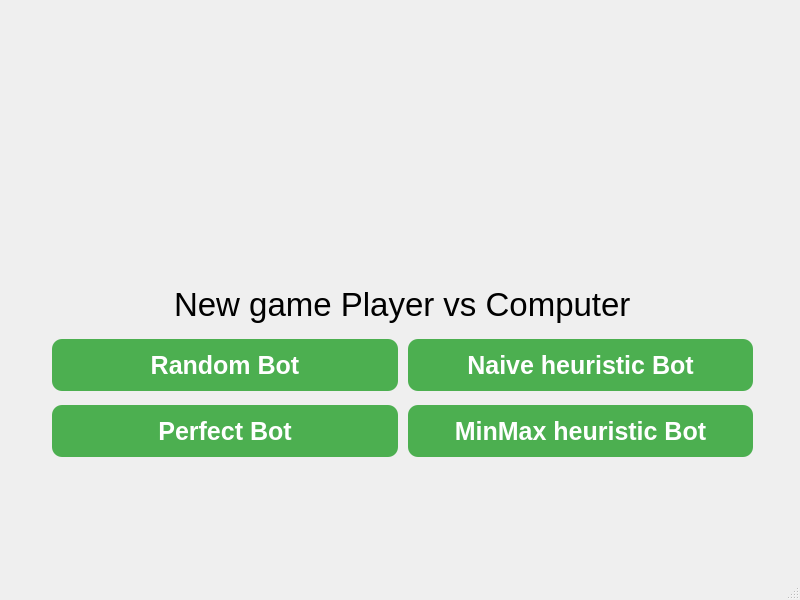
Before: the Qt Designer form src/forms/ChooseBotWindow.ui in wshknmt/Connect-4, drawn with Qt 5.
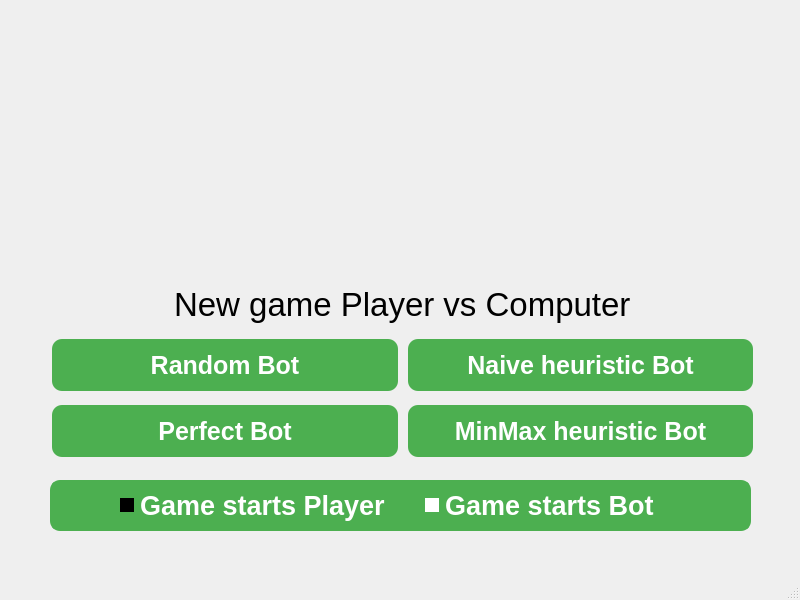
After: the same form once the commit is applied. Icons and pictures are not drawn.

The edit to the form file:
```diff
--- a/src/forms/ChooseBotWindow.ui
+++ b/src/forms/ChooseBotWindow.ui
@@ -283,6 +283,124 @@
      </item>
     </layout>
    </widget>
+   <widget class="QFrame" name="frame">
+    <property name="geometry">
+     <rect>
+      <x>50</x>
+      <y>480</y>
+      <width>701</width>
+      <height>51</height>
+     </rect>
+    </property>
+    <property name="styleSheet">
+     <string notr="true">QFrame {
+  background-color: rgba(76, 175, 80,1);
+  border: 2px solid rgba(76, 175, 80, 1);
+  border-radius: 10px;
+}</string>
+    </property>
+    <property name="frameShape">
+     <enum>QFrame::StyledPanel</enum>
+    </property>
+    <property name="frameShadow">
+     <enum>QFrame::Raised</enum>
+    </property>
+    <widget class="QWidget" name="">
+     <property name="geometry">
+      <rect>
+       <x>70</x>
+       <y>0</y>
+       <width>671</width>
+       <height>51</height>
+      </rect>
+     </property>
+     <layout class="QHBoxLayout" name="horizontalLayout_2">
+      <item>
+       <widget class="QRadioButton" name="playerRadio">
+        <property name="maximumSize">
+         <size>
+          <width>288</width>
+          <height>16777215</height>
+         </size>
+        </property>
+        <property name="font">
+         <font>
+          <pointsize>20</pointsize>
+          <bold>true</bold>
+         </font>
+        </property>
+        <property name="styleSheet">
+         <string notr="true">QRadioButton {
+    color: white; 
+    font-weight: bold;
+}
+QRadioButton::indicator {
+    background-color: white; 
+}
+QRadioButton::indicator:checked {
+    background-color: black; 
+}</string>
+        </property>
+        <property name="text">
+         <string>Game starts Player</string>
+        </property>
+        <property name="checked">
+         <bool>true</bool>
+        </property>
+       </widget>
+      </item>
+      <item>
+       <spacer name="horizontalSpacer">
+        <property name="orientation">
+         <enum>Qt::Horizontal</enum>
+        </property>
+        <property name="sizeType">
+         <enum>QSizePolicy::Fixed</enum>
+        </property>
+        <property name="sizeHint" stdset="0">
+         <size>
+          <width>11</width>
+          <height>20</height>
+         </size>
+        </property>
+       </spacer>
+      </item>
+      <item>
+       <widget class="QRadioButton" name="botRadio">
+        <property name="font">
+         <font>
+          <pointsize>20</pointsize>
+          <bold>true</bold>
+         </font>
+        </property>
+        <property name="styleSheet">
+         <string notr="true">QRadioButton {
+    color: white; 
+    font-weight: bold;
+}
+QRadioButton::indicator {
+    background-color: white; 
+}
+QRadioButton::indicator:checked {
+    background-color: black; 
+}</string>
+        </property>
+        <property name="text">
+         <string>Game starts Bot</string>
+        </property>
+       </widget>
+      </item>
+     </layout>
+     <zorder>horizontalSpacer</zorder>
+     <zorder>playerRadio</zorder>
+     <zorder>botRadio</zorder>
+    </widget>
+   </widget>
+   <zorder>frame</zorder>
+   <zorder>logoLabel</zorder>
+   <zorder>verticalLayoutWidget_2</zorder>
+   <zorder>playerRadio</zorder>
+   <zorder>botRadio</zorder>
   </widget>
   <widget class="QMenuBar" name="menubar">
    <property name="geometry">
```
